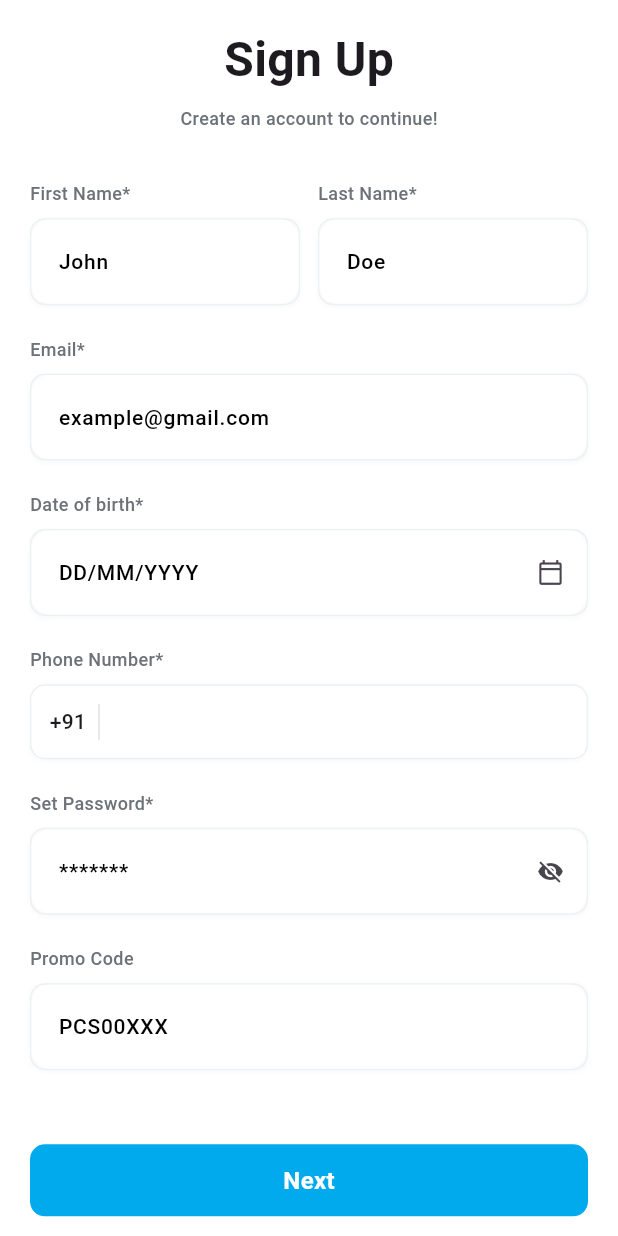
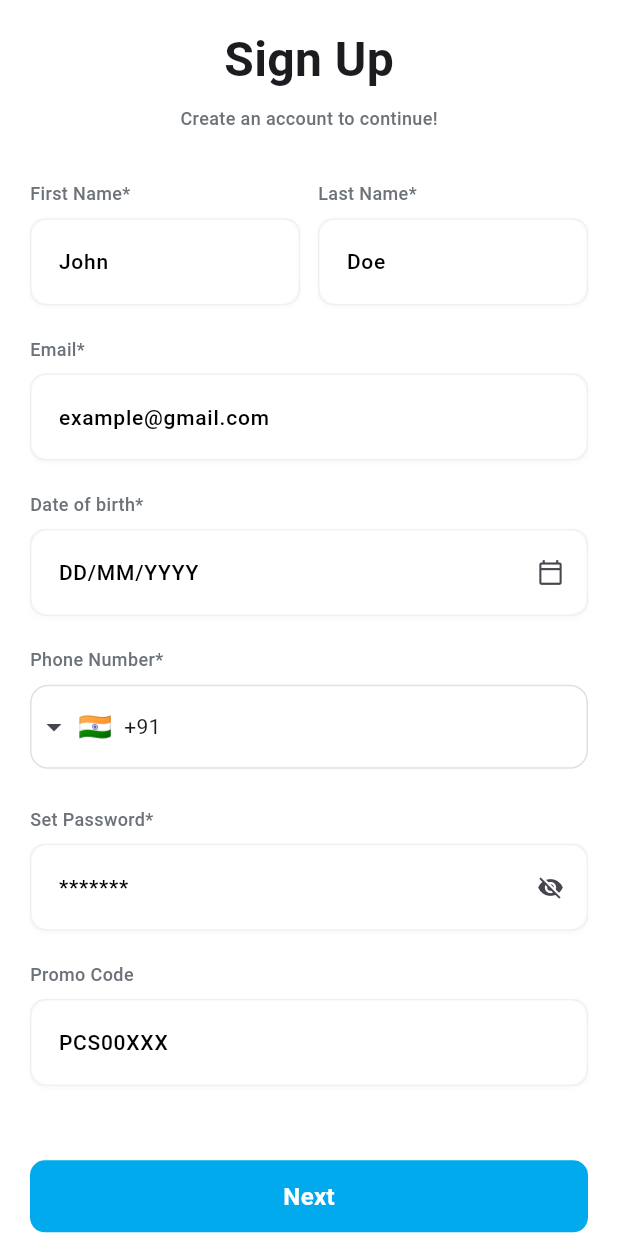
Before and after one commit to doundkar/prapticycletechnician-akash, a Flutter app: the screen it shows after launch, after a tap on an icon or button, on a phone screen of 412 x 824 dp. Run offline on Flutter 3.47's test engine with Material 3 defaults, Android fonts, the phone set to English and light mode, and no system bars; drawn by our look-alikes of intl_phone_field; our stand-ins replace dotted_border, email_validator, get, image_picker, lottie, pinput and 3 more; missing offline and left inert: number_to_words, validate_phone_number; network calls fail.

Commit message:
Akash changes

```diff
--- a/lib/app/model/user_details_model.dart
+++ b/lib/app/model/user_details_model.dart
@@ -28,14 +28,14 @@ class UserDetailsModel {
     id = user['id'];
     firstName = user['first_name'];
     lastName = user['last_name'];
-    dateOfBirth = user['date_of_birth'];
+    dateOfBirth = user['date_of_birth']??"";
     email = user['email'];
     phone = user['phone'];
     image = user['image'] ?? "";
     token = json['token'];
     jobsCompleted = json['completed_jobs'];
     ratings = ratingSummary['average_rating'];
-    promoCode = user['promo_code'];
+    promoCode = user['promo_code']??'';
   }
 
   Map<String, dynamic> toJson() {
--- a/lib/app/modules/auth/controller/sign_in_controller.dart
+++ b/lib/app/modules/auth/controller/sign_in_controller.dart
@@ -71,7 +71,7 @@ class SignInController extends GetxController {
         await SharedPrefs.setString("token",response.data!.token!);
         await SharedPrefs.setString("jobs_completed",response.data!.jobsCompleted!.toString());
         await SharedPrefs.setString("ratings",response.data!.ratings.toString());
-        await SharedPrefs.setString("promo_code",response.data!.promoCode!);
+       // await SharedPrefs.setString("promo_code",response.data!.promoCode!);
         log("${response.data}");
       }
       else{
--- a/lib/app/modules/auth/view/sign_in/signin_screen.dart
+++ b/lib/app/modules/auth/view/sign_in/signin_screen.dart
@@ -5,6 +5,7 @@ import 'package:bicycle_app_technician/view/Colors/app_colors.dart';
 import 'package:bicycle_app_technician/view/widgets/custom_button.dart';
 import 'package:bicycle_app_technician/view/widgets/custom_snackbar.dart';
 import 'package:flutter/material.dart';
+import 'package:intl_phone_field/intl_phone_field.dart';
 import 'package:get/get.dart';
 
 class SignInScreen extends StatefulWidget {
@@ -73,63 +74,84 @@ class _SignInScreenState extends State<SignInScreen> {
                         ),
 
                         /// Mobile Number Field
+                        // Padding(
+                        //   padding: EdgeInsets.symmetric(
+                        //     vertical: 15,
+                        //     horizontal: isTablet ? 32 : 20,
+                        //   ),
+                        //   child: Container(
+                        //     decoration: BoxDecoration(
+                        //       borderRadius: BorderRadius.circular(10),
+                        //       boxShadow: const [
+                        //         BoxShadow(
+                        //           color: Color.fromRGBO(0, 0, 0, 0.05),
+                        //           offset: Offset(0, 2),
+                        //           blurRadius: 9,
+                        //         ),
+                        //       ],
+                        //     ),
+                        //     child: TextField(
+                        //       cursorColor: Colors.black,
+                        //       keyboardType: TextInputType.phone,
+                        //       controller: phoneController,
+                        //       decoration: InputDecoration(
+                        //         labelText: "Mobile Number",
+                        //         filled: true,
+                        //         fillColor: Colors.white,
+                        //         labelStyle: TextStyle(
+                        //           fontSize: isTablet ? 16 : 14,
+                        //           fontWeight: FontWeight.w400,
+                        //           color: Colors.black,
+                        //         ),
+                        //         floatingLabelBehavior:
+                        //             FloatingLabelBehavior.always,
+                        //         hintText: "",
+                        //         prefixText: "+91  |  ",
+                        //         prefixStyle: TextStyle(
+                        //           fontSize: isTablet ? 18 : 16,
+                        //           fontWeight: FontWeight.w600,
+                        //         ),
+                        //         focusedBorder: OutlineInputBorder(
+                        //           borderRadius: BorderRadius.circular(10),
+                        //           borderSide: const BorderSide(
+                        //             color: Color.fromRGBO(219, 219, 219, 1),
+                        //             width: 1,
+                        //           ),
+                        //         ),
+                        //         enabledBorder: OutlineInputBorder(
+                        //           borderRadius: BorderRadius.circular(10),
+                        //           borderSide: const BorderSide(
+                        //             color: Color.fromRGBO(219, 219, 219, 1),
+                        //             width: 1,
+                        //           ),
+                        //         ),
+                        //       ),
+                        //     ),
+                        //   ),
+                        // ),
+                        //
                         Padding(
                           padding: EdgeInsets.symmetric(
-                            vertical: 15,
-                            horizontal: isTablet ? 32 : 20,
-                          ),
-                          child: Container(
-                            decoration: BoxDecoration(
-                              borderRadius: BorderRadius.circular(10),
-                              boxShadow: const [
-                                BoxShadow(
-                                  color: Color.fromRGBO(0, 0, 0, 0.05),
-                                  offset: Offset(0, 2),
-                                  blurRadius: 9,
-                                ),
-                              ],
-                            ),
-                            child: TextField(
-                              cursorColor: Colors.black,
-                              keyboardType: TextInputType.phone,
-                              controller: phoneController,
-                              decoration: InputDecoration(
-                                labelText: "Mobile Number",
-                                filled: true,
-                                fillColor: Colors.white,
-                                labelStyle: TextStyle(
-                                  fontSize: isTablet ? 16 : 14,
-                                  fontWeight: FontWeight.w400,
-                                  color: Colors.black,
-                                ),
-                                floatingLabelBehavior:
-                                    FloatingLabelBehavior.always,
-                                hintText: "",
-                                prefixText: "+91  |  ",
-                                prefixStyle: TextStyle(
-                                  fontSize: isTablet ? 18 : 16,
-                                  fontWeight: FontWeight.w600,
-                                ),
-                                focusedBorder: OutlineInputBorder(
-                                  borderRadius: BorderRadius.circular(10),
-                                  borderSide: const BorderSide(
-                                    color: Color.fromRGBO(219, 219, 219, 1),
-                                    width: 1,
-                                  ),
-                                ),
-                                enabledBorder: OutlineInputBorder(
-                                  borderRadius: BorderRadius.circular(10),
-                                  borderSide: const BorderSide(
-                                    color: Color.fromRGBO(219, 219, 219, 1),
-                                    width: 1,
-                                  ),
-                                ),
+                                vertical: 15,
+                                horizontal: isTablet ? 32 : 20,
+                              ),
+                          child: IntlPhoneField(
+                            decoration: InputDecoration(
+                              // labelText: 'MOBILE NUMBER',
+                              counter: Text(''),
+                              labelStyle: const TextStyle(fontSize: 12, color: Colors.grey),
+                              border: OutlineInputBorder(
+                                borderRadius: BorderRadius.circular(12),
+                                borderSide: const BorderSide(color: Colors.grey),
                               ),
                             ),
+                            initialCountryCode: 'IN',
+                            onChanged: (phone) {
+                              phoneController.text = phone.number;
+                            },
                           ),
                         ),
-
-                        SizedBox(height: maxWidth * 0.04),
+                         // SizedBox(height: maxWidth * 0.04),
 
                         /// Login Button
                         GestureDetector(
@@ -155,7 +177,8 @@ class _SignInScreenState extends State<SignInScreen> {
                                 );
                               } else {
                                 String otp = SharedPrefs.getString("otp");
-                                ScaffoldMessenger.of(context).showSnackBar(CustomSnackbar.show(title: "OTP : $otp", color: Colors.green[300]!));
+                                // Commented by Akash Doundkar  09-04-2026
+                                // ScaffoldMessenger.of(context).showSnackBar(CustomSnackbar.show(title: "OTP : $otp", color: Colors.green[300]!));
                                 Get.toNamed(AppRoutes.numbileVerification);
                               }
                             }
--- a/lib/app/modules/auth/view/sign_up/identity_pending_screen.dart
+++ b/lib/app/modules/auth/view/sign_up/identity_pending_screen.dart
@@ -35,6 +35,12 @@ class _IdentityPendingScreenState extends State<IdentityPendingScreen> {
         await controller.checkVerification();
         Get.offAllNamed(AppRoutes.identityApproved);
       }
+      // else{
+      //   timer!.cancel();
+      //   Get.snackbar("Error", "Technician is not verified yet.",backgroundColor: Colors.red);
+      //   Get.back(result: 'Data from this page');
+      //
+      // }
     });
   }
 
--- a/lib/app/modules/auth/view/sign_up/signup_view.dart
+++ b/lib/app/modules/auth/view/sign_up/signup_view.dart
@@ -6,6 +6,7 @@ import 'package:bicycle_app_technician/view/widgets/custom_snackbar.dart';
 import 'package:email_validator/email_validator.dart';
 import 'package:flutter/material.dart';
 import 'package:get/get.dart';
+import 'package:intl_phone_field/intl_phone_field.dart';
 import 'package:validate_phone_number/validation.dart';
 
 class SignUpScreen extends StatefulWidget {
@@ -37,10 +38,11 @@ class _SignUpScreenState extends State<SignUpScreen> {
     );
 
     if (pickedDate != null) {
+      // change / to -  by Akash Doundkar  09-04-2026
       setState(() {
         _dobController.text =
-            "${pickedDate.day.toString().padLeft(2, '0')}/"
-            "${pickedDate.month.toString().padLeft(2, '0')}/"
+            "${pickedDate.day.toString().padLeft(2, '0')}-"
+            "${pickedDate.month.toString().padLeft(2, '0')}-"
             "${pickedDate.year}";
       });
     }
@@ -144,10 +146,51 @@ class _SignUpScreenState extends State<SignUpScreen> {
                         ),
 
                         SizedBox(height: maxWidth * 0.05),
+                        const Text(
+                          "Phone Number*",
+                          style: TextStyle(
+                            fontSize: 12,
+                            fontWeight: FontWeight.w500,
+                            color: Color.fromRGBO(108, 114, 120, 1),
+                          ),
+                        ),
+                         SizedBox(height: maxWidth * 0.02),
+                        IntlPhoneField(
+                          decoration: InputDecoration(
+                            counter: Text(''),
+                            // labelText: 'MOBILE NUMBER',
+                            labelStyle: const TextStyle(fontSize: 12, color: Colors.grey),
+                            enabledBorder: OutlineInputBorder(
+                              borderRadius: BorderRadius.circular(12),
+                              borderSide: const BorderSide(
+                                color: Color(0xFFE0E0E0), // light grey
 
-                        _buildPhoneField(),
+                              ),
+                            ),
+                            border: OutlineInputBorder(
+                              borderRadius: BorderRadius.circular(12),
+                              borderSide: const BorderSide(
+                                color: Color(0xFFE0E0E0), // light grey
+                                width: 1,
+                              ),
+                            ),
+                            focusedBorder: OutlineInputBorder(
+                              borderRadius: BorderRadius.circular(12),
+                              borderSide: const BorderSide(
+                                color: Color(0xFFE0E0E0), // same light grey when focused
+                                width: 1.2,
+                              ),
+                            ),
+                          ),
 
-                        SizedBox(height: maxWidth * 0.05),
+                          initialCountryCode: 'IN',
+                          onChanged: (phone) {
+                            _phoneController.text = phone.number;
+                          },
+                        ),
+                        // _buildPhoneField(),
+
+                        // SizedBox(height: maxWidth * 0.05),
 
                         _buildTextField(
                           "Set Password*",
--- a/lib/app/modules/job_list/job_list_service.dart
+++ b/lib/app/modules/job_list/job_list_service.dart
@@ -59,7 +59,7 @@ class JobListService {
           "Authorization": "Bearer $token",
         },
       );
-      log("acceptedJobList resp: ${response.body}");
+      // log("acceptedJobList resp: ${response.body}");
       if (response.statusCode == 200) {
         final jsonBody = jsonDecode(response.body);
         List<JobDetailsModel> jobList = [];
--- a/lib/app/modules/job_start/controller/job_progress_controller.dart
+++ b/lib/app/modules/job_start/controller/job_progress_controller.dart
@@ -73,7 +73,7 @@ class JobProgressController extends GetxController {
     errorMessage = ''.obs;
     try {
       final response = await JobProgressService.startJob(jobId, photos);
-      log("controller: ${response.message}");
+
       if (response.status) {
         return true;
       }
--- a/lib/app/modules/wallet/wallet_screen.dart
+++ b/lib/app/modules/wallet/wallet_screen.dart
@@ -19,7 +19,7 @@ class _WalletScreenState extends State<WalletScreen> {
 
   ProfileController controller = Get.put(ProfileController());
   late String promoCode;
-  late String pcsAmt;
+   String pcsAmt ='';
   Timer? timer;
 
   @override
```
Also changed, not shown: lib/app/model/referral_history_model.dart (+5 -2 lines), lib/app/modules/auth/view/sign_in/number_verification_screen.dart (+12 -13 lines), lib/main.dart (+11 -11 lines), pubspec.yaml (+11 -0 lines), assets/logo.png (added), pubspec.lock, 4 other files.
